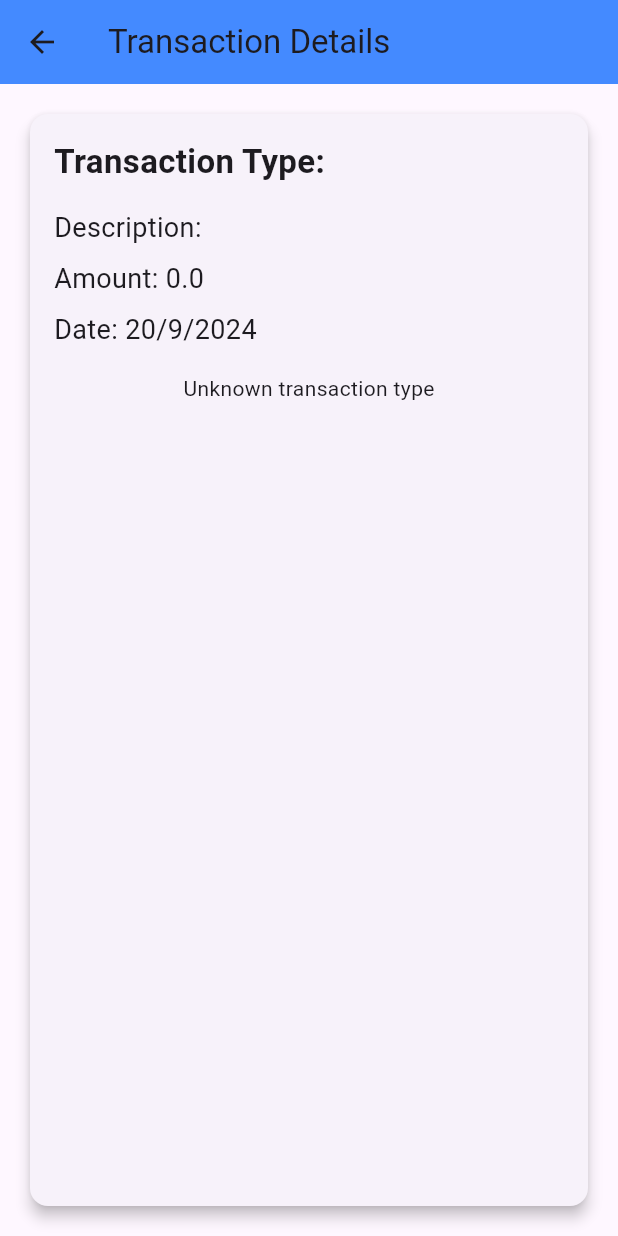
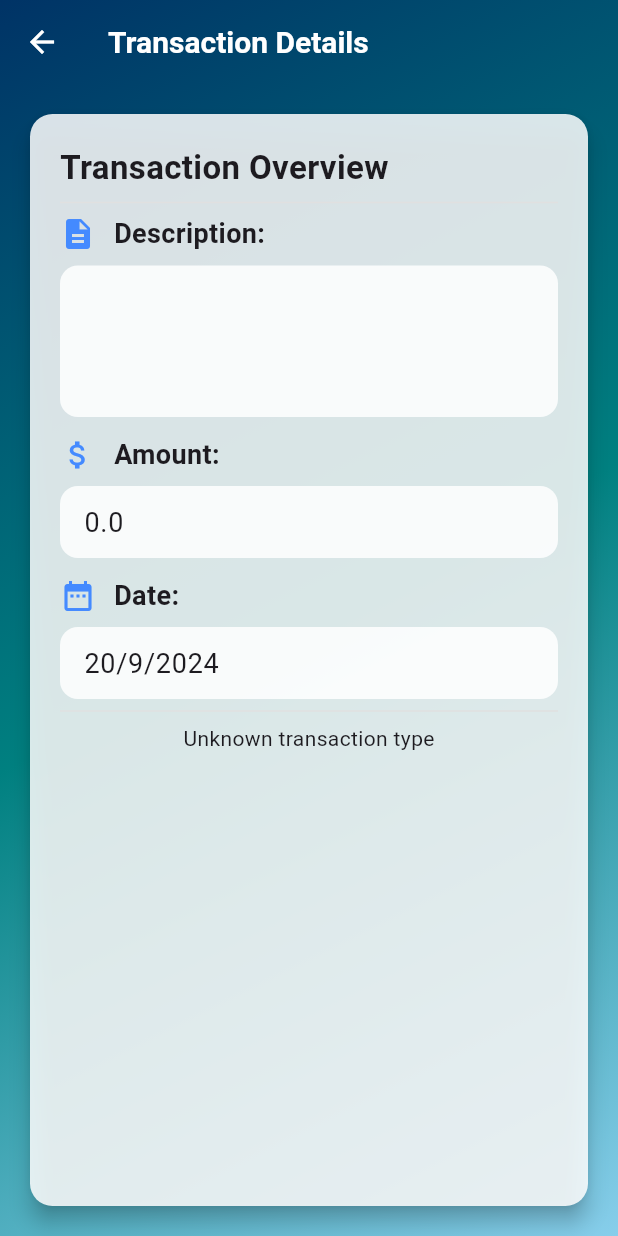
Before and after one commit to BernardSafi/spendwize-frontend, a Flutter app: the TransactionDetailPage screen opened directly with empty values, on a phone screen of 412 x 824 dp. Run offline on Flutter 3.47's test engine with Material 3 defaults, Android fonts, the phone set to English and light mode, and no system bars; our stand-ins replace flutter_secure_storage; accounts and stored records are empty.

Commit message:
20/9/2024
transaction_detail_page fixed ui
transaction_page fixed ui
fixed transactions was staying in the app when filtering after delete

```diff
--- a/lib/screens/transaction_detail_page.dart
+++ b/lib/screens/transaction_detail_page.dart
@@ -9,35 +9,63 @@ class TransactionDetailPage extends StatelessWidget {
   @override
   Widget build(BuildContext context) {
     return Scaffold(
-      appBar: AppBar(
-        title: Text('Transaction Details'),
-        backgroundColor: Colors.blueAccent,
-      ),
-      body: Padding(
-        padding: const EdgeInsets.all(16.0),
-        child: _buildTransactionDetails(),
+      body: Stack(
+        children: [
+          // Gradient background
+          Container(
+            decoration: BoxDecoration(
+              gradient: LinearGradient(
+                colors: [Color(0xFF003366), Color(0xFF008080), Color(0xFF87CEEB)], // Same gradient as HomePage
+                begin: Alignment.topLeft,
+                end: Alignment.bottomRight,
+              ),
+            ),
+          ),
+          Column(
+            children: [
+              AppBar(
+                title: Text('Transaction Details'),
+                backgroundColor: Colors.transparent, // Transparent AppBar to show gradient
+                elevation: 0,
+                iconTheme: IconThemeData(color: Colors.white), // Makes back arrow white
+                titleTextStyle: TextStyle(
+                  color: Colors.white, // Makes title text white
+                  fontSize: 20,
+                  fontWeight: FontWeight.bold,
+                ),
+              ),
+              Expanded(
+                child: Padding(
+                  padding: const EdgeInsets.all(16.0),
+                  child: _buildTransactionDetails(),
+                ),
+              ),
+            ],
+          ),
+        ],
       ),
     );
   }
 
   Widget _buildTransactionDetails() {
     return Card(
-      elevation: 4,
+      elevation: 6,
       shape: RoundedRectangleBorder(
-        borderRadius: BorderRadius.circular(12),
+        borderRadius: BorderRadius.circular(15),
       ),
+      color: Colors.white.withOpacity(0.85), // Semi-transparent card to show background
       child: Padding(
-        padding: const EdgeInsets.all(16.0),
+        padding: const EdgeInsets.all(20.0),
         child: Column(
           crossAxisAlignment: CrossAxisAlignment.start,
           children: [
             Text(
-              'Transaction Type: ${transaction.type.toUpperCase()}',
+              'Transaction Overview',
               style: TextStyle(fontSize: 22, fontWeight: FontWeight.bold),
             ),
-            SizedBox(height: 16),
+            Divider(color: Colors.grey.shade300),
             _buildCommonDetails(),
-            SizedBox(height: 16),
+            Divider(color: Colors.grey.shade300),
             _buildSpecificDetails(),
           ],
         ),
@@ -49,11 +77,23 @@ class TransactionDetailPage extends StatelessWidget {
     return Column(
       crossAxisAlignment: CrossAxisAlignment.start,
       children: [
-        Text('Description: ${transaction.description}', style: TextStyle(fontSize: 18)),
-        SizedBox(height: 8),
-        Text('Amount: ${transaction.amount} ${transaction.currency}', style: TextStyle(fontSize: 18)),
-        SizedBox(height: 8),
-        Text('Date: ${_getFormattedDate(transaction.date)}', style: TextStyle(fontSize: 18)),
+        _buildTextField(
+          label: 'Description',
+          value: transaction.description,
+          icon: Icons.description,
+        ),
+        SizedBox(height: 12),
+        _buildTextField(
+          label: 'Amount',
+          value: '${transaction.amount} ${transaction.currency}',
+          icon: Icons.attach_money,
+        ),
+        SizedBox(height: 12),
+        _buildTextField(
+          label: 'Date',
+          value: _getFormattedDate(transaction.date),
+          icon: Icons.date_range,
+        ),
       ],
     );
   }
@@ -65,9 +105,17 @@ class TransactionDetailPage extends StatelessWidget {
         return Column(
           crossAxisAlignment: CrossAxisAlignment.start,
           children: [
-            Text('Type: ${transaction.type}', style: TextStyle(fontSize: 18)),
-            SizedBox(height: 8),
-            Text('Subtype: ${transaction.subtype ?? 'N/A'}', style: TextStyle(fontSize: 18)),
+            _buildTextField(
+              label: 'Type',
+              value: transaction.type,
+              icon: Icons.category,
+            ),
+            SizedBox(height: 12),
+            _buildTextField(
+              label: 'Subtype',
+              value: transaction.subtype ?? 'N/A',
+              icon: Icons.subdirectory_arrow_right,
+            ),
           ],
         );
 
@@ -75,9 +123,17 @@ class TransactionDetailPage extends StatelessWidget {
         return Column(
           crossAxisAlignment: CrossAxisAlignment.start,
           children: [
-            Text('From Account: ${transaction.fromAccount ?? 'N/A'}', style: TextStyle(fontSize: 18)),
-            SizedBox(height: 8),
-            Text('To Account: ${transaction.toAccount ?? 'N/A'}', style: TextStyle(fontSize: 18)),
+            _buildTextField(
+              label: 'From Account',
+              value: transaction.fromAccount ?? 'N/A',
+              icon: Icons.account_balance_wallet,
+            ),
+            SizedBox(height: 12),
+            _buildTextField(
+              label: 'To Account',
+              value: transaction.toAccount ?? 'N/A',
+              icon: Icons.account_balance_wallet_outlined,
+            ),
           ],
         );
 
@@ -85,9 +141,17 @@ class TransactionDetailPage extends StatelessWidget {
         return Column(
           crossAxisAlignment: CrossAxisAlignment.start,
           children: [
-            Text('Exchanged Amount: ${transaction.amount ?? 0} ${transaction.currency}', style: TextStyle(fontSize: 18)),
-            SizedBox(height: 8),
-            Text('Exchange Rate: ${transaction.exchangeRate ?? 0}', style: TextStyle(fontSize: 18)),
+            _buildTextField(
+              label: 'Exchanged Amount',
+              value: '${transaction.amount ?? 0} ${transaction.currency}',
+              icon: Icons.currency_exchange,
+            ),
+            SizedBox(height: 12),
+            _buildTextField(
+              label: 'Exchange Rate',
+              value: '${transaction.exchangeRate ?? 0}',
+              icon: Icons.swap_vert,
+            ),
           ],
         );
 
@@ -96,6 +160,42 @@ class TransactionDetailPage extends StatelessWidget {
     }
   }
 
+  Widget _buildTextField({required String label, required String value, required IconData icon}) {
+    return Column(
+      crossAxisAlignment: CrossAxisAlignment.start,
+      children: [
+        Row(
+          children: [
+            Icon(icon, color: Colors.blueAccent),
+            SizedBox(width: 12),
+            Text(
+              '$label:',
+              style: TextStyle(fontSize: 18, fontWeight: FontWeight.w600),
+            ),
+          ],
+        ),
+        SizedBox(height: 8),
+        TextFormField(
+          initialValue: value,
+          readOnly: true,
+          // Apply multiline behavior for 'Description' field only
+          maxLines: label == 'Description' ? 5 : 1,  // 5 lines max for large descriptions
+          minLines: label == 'Description' ? 3 : 1,  // Minimum 3 lines for better visibility
+          decoration: InputDecoration(
+            filled: true,
+            fillColor: Colors.white.withOpacity(0.85),
+            border: OutlineInputBorder(
+              borderRadius: BorderRadius.circular(12),
+              borderSide: BorderSide.none,
+            ),
+            contentPadding: EdgeInsets.symmetric(vertical: 10, horizontal: 12),
+          ),
+          style: TextStyle(fontSize: 18),
+        ),
+      ],
+    );
+  }
+
   String _getFormattedDate(DateTime date) {
     return '${date.day}/${date.month}/${date.year}';
   }
```
Also changed, not shown: lib/screens/transaction_page.dart (+60 -8 lines).
